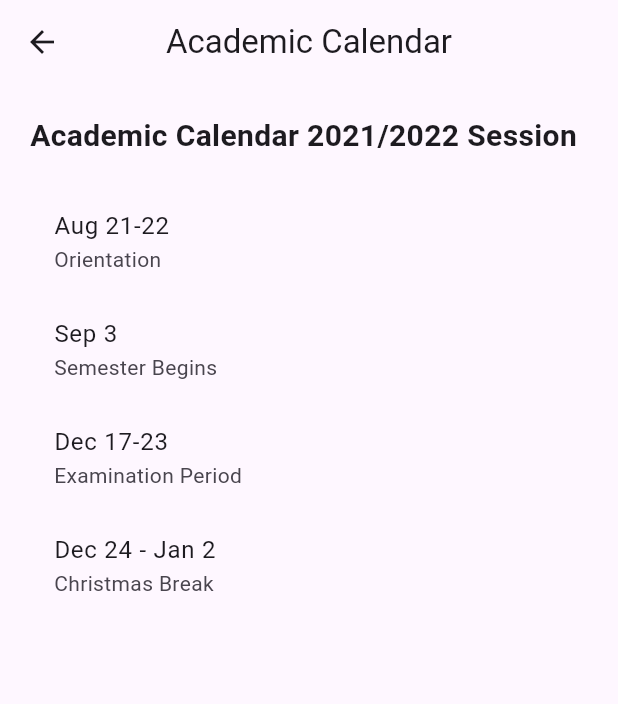
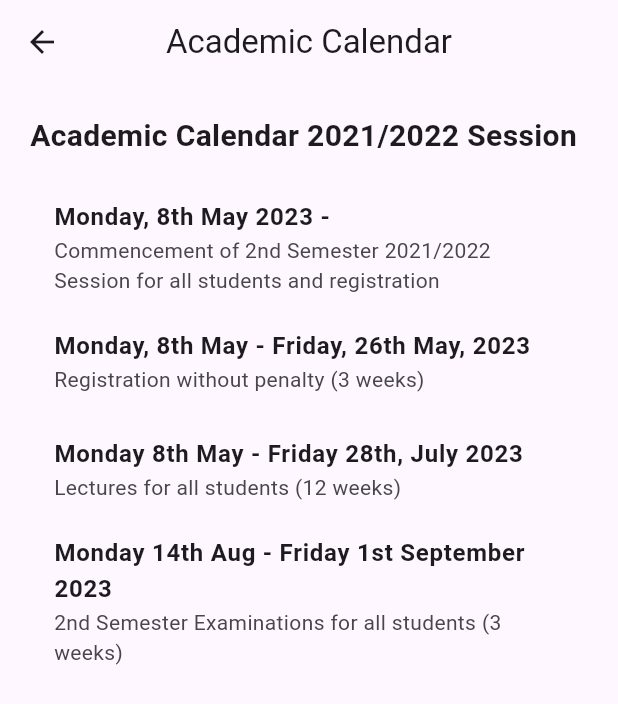
Before and after one commit to jeremyessien/uwam_project, a Flutter app: the AcademicCalendarPage screen opened directly, on a phone screen of 412 x 824 dp. Shown: the top 704 px of the screen. Run offline on Flutter 3.47's test engine with Material 2 defaults, Android fonts, the phone set to English and light mode, and no system bars; our stand-ins replace cloud_firestore, firebase_auth, firebase_core; accounts and stored records are empty.

Commit message:
Updated academic calendar

```diff
--- a/lib/screens/academic_calendar/academic_calendar.dart
+++ b/lib/screens/academic_calendar/academic_calendar.dart
@@ -22,10 +22,10 @@ class AcademicCalendarPage extends StatelessWidget {
             Expanded(
               child: ListView(
                 children: [
-                  _buildCalendarItem('Aug 21-22', 'Orientation'),
-                  _buildCalendarItem('Sep 3', 'Semester Begins'),
-                  _buildCalendarItem('Dec 17-23', 'Examination Period'),
-                  _buildCalendarItem('Dec 24 - Jan 2', 'Christmas Break'),
+                  _buildCalendarItem('Monday, 8th May 2023 -', 'Commencement of 2nd Semester 2021/2022\nSession for all students and registration'),
+                  _buildCalendarItem('Monday, 8th May - Friday, 26th May, 2023', 'Registration without penalty (3 weeks)'),
+                  _buildCalendarItem('Monday 8th May - Friday 28th, July 2023', 'Lectures for all students (12 weeks)'),
+                  _buildCalendarItem('Monday 14th Aug - Friday 1st September 2023', '2nd Semester Examinations for all students (3 weeks)'),
                   // Add more calendar items here
                 ],
               ),
@@ -38,7 +38,7 @@ class AcademicCalendarPage extends StatelessWidget {
 
   Widget _buildCalendarItem(String timeframe, String title) {
     return ListTile(
-      title: Text(timeframe),
+      title: Text(timeframe, style: TextStyle(fontWeight: FontWeight.bold),),
       subtitle: Text(title),
     );
   }
```
